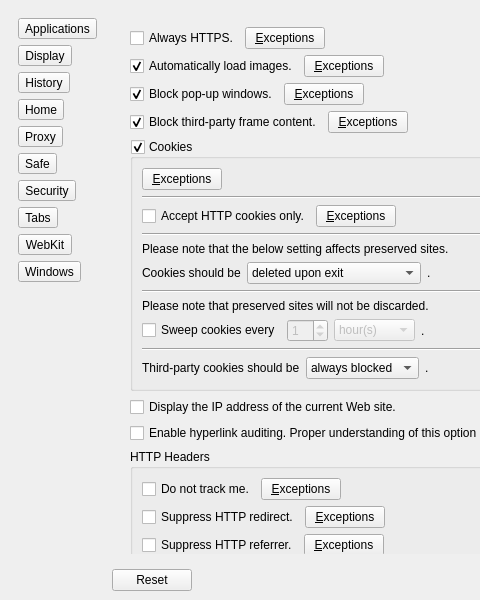
The window that Version 2.x/UI/settings.ui (textbrowser/dooble) describes before a commit, drawn with Qt 5; both pictures show x 0 to 480 and y 0 to 600 of the 800 by 600 pixel window.
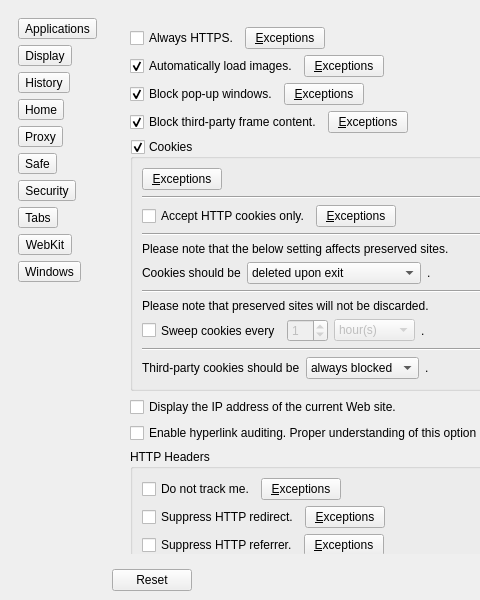
The same window after the commit. The open tabs and pages were chosen to show the change. Custom widgets are drawn as their Qt base class.

```diff
--- a/Version 2.x/UI/settings.ui
+++ b/Version 2.x/UI/settings.ui
@@ -3001,8 +3001,8 @@
              <property name="geometry">
               <rect>
                <x>0</x>
-               <y>0</y>
-               <width>566</width>
+               <y>-766</y>
+               <width>628</width>
                <height>1295</height>
               </rect>
              </property>
@@ -3011,6 +3011,12 @@
                <layout class="QHBoxLayout" name="horizontalLayout_53">
                 <item>
                  <widget class="QCheckBox" name="alwaysHttpsCheckBox">
+                  <property name="sizePolicy">
+                   <sizepolicy hsizetype="Minimum" vsizetype="Preferred">
+                    <horstretch>0</horstretch>
+                    <verstretch>0</verstretch>
+                   </sizepolicy>
+                  </property>
                   <property name="text">
                    <string>Always HTTPS.</string>
                   </property>
@@ -3042,6 +3048,12 @@
                <layout class="QHBoxLayout" name="horizontalLayout_15">
                 <item>
                  <widget class="QCheckBox" name="automaticallyLoadImagesCheckBox">
+                  <property name="sizePolicy">
+                   <sizepolicy hsizetype="Minimum" vsizetype="Preferred">
+                    <horstretch>0</horstretch>
+                    <verstretch>0</verstretch>
+                   </sizepolicy>
+                  </property>
                   <property name="text">
                    <string>Automatically load images.</string>
                   </property>
@@ -3076,6 +3088,12 @@
                <layout class="QHBoxLayout" name="horizontalLayout_17">
                 <item>
                  <widget class="QCheckBox" name="blockPopupsCheckBox">
+                  <property name="sizePolicy">
+                   <sizepolicy hsizetype="Minimum" vsizetype="Preferred">
+                    <horstretch>0</horstretch>
+                    <verstretch>0</verstretch>
+                   </sizepolicy>
+                  </property>
                   <property name="text">
                    <string>Block pop-up windows.</string>
                   </property>
@@ -3110,6 +3128,12 @@
                <layout class="QHBoxLayout" name="horizontalLayout_24">
                 <item>
                  <widget class="QCheckBox" name="thirdPartyContentCheckBox">
+                  <property name="sizePolicy">
+                   <sizepolicy hsizetype="Minimum" vsizetype="Preferred">
+                    <horstretch>0</horstretch>
+                    <verstretch>0</verstretch>
+                   </sizepolicy>
+                  </property>
                   <property name="text">
                    <string>Block third-party frame content.</string>
                   </property>
@@ -3190,6 +3214,12 @@
                   <layout class="QHBoxLayout" name="horizontalLayout_62">
                    <item>
                     <widget class="QCheckBox" name="httponlycookies">
+                     <property name="sizePolicy">
+                      <sizepolicy hsizetype="Minimum" vsizetype="Preferred">
+                       <horstretch>0</horstretch>
+                       <verstretch>0</verstretch>
+                      </sizepolicy>
+                     </property>
                      <property name="text">
                       <string>Accept HTTP cookies only.</string>
                      </property>
@@ -3302,6 +3332,12 @@
                   <layout class="QHBoxLayout" name="horizontalLayout_25">
                    <item>
                     <widget class="QCheckBox" name="cookieTimerCheckBox">
+                     <property name="sizePolicy">
+                      <sizepolicy hsizetype="Minimum" vsizetype="Preferred">
+                       <horstretch>0</horstretch>
+                       <verstretch>0</verstretch>
+                      </sizepolicy>
+                     </property>
                      <property name="text">
                       <string>Sweep cookies every</string>
                      </property>
@@ -3478,6 +3514,12 @@
                   <layout class="QHBoxLayout" name="horizontalLayout_42">
                    <item>
                     <widget class="QCheckBox" name="dntCheckBox">
+                     <property name="sizePolicy">
+                      <sizepolicy hsizetype="Minimum" vsizetype="Preferred">
+                       <horstretch>0</horstretch>
+                       <verstretch>0</verstretch>
+                      </sizepolicy>
+                     </property>
                      <property name="text">
                       <string>Do not track me.</string>
                      </property>
@@ -3509,6 +3551,12 @@
                   <layout class="QHBoxLayout" name="horizontalLayout_31">
                    <item>
                     <widget class="QCheckBox" name="suppressHttpRedirectCheckBox">
+                     <property name="sizePolicy">
+                      <sizepolicy hsizetype="Minimum" vsizetype="Preferred">
+                       <horstretch>0</horstretch>
+                       <verstretch>0</verstretch>
+                      </sizepolicy>
+                     </property>
                      <property name="text">
                       <string>Suppress HTTP redirect.</string>
                      </property>
@@ -3543,6 +3591,12 @@
                   <layout class="QHBoxLayout" name="horizontalLayout_28">
                    <item>
                     <widget class="QCheckBox" name="suppressHttpReferrerCheckBox">
+                     <property name="sizePolicy">
+                      <sizepolicy hsizetype="Minimum" vsizetype="Preferred">
+                       <horstretch>0</horstretch>
+                       <verstretch>0</verstretch>
+                      </sizepolicy>
+                     </property>
                      <property name="text">
                       <string>Suppress HTTP referrer.</string>
                      </property>
```
Left out of the diff: 76 changed lines with no effect on the pictures.
